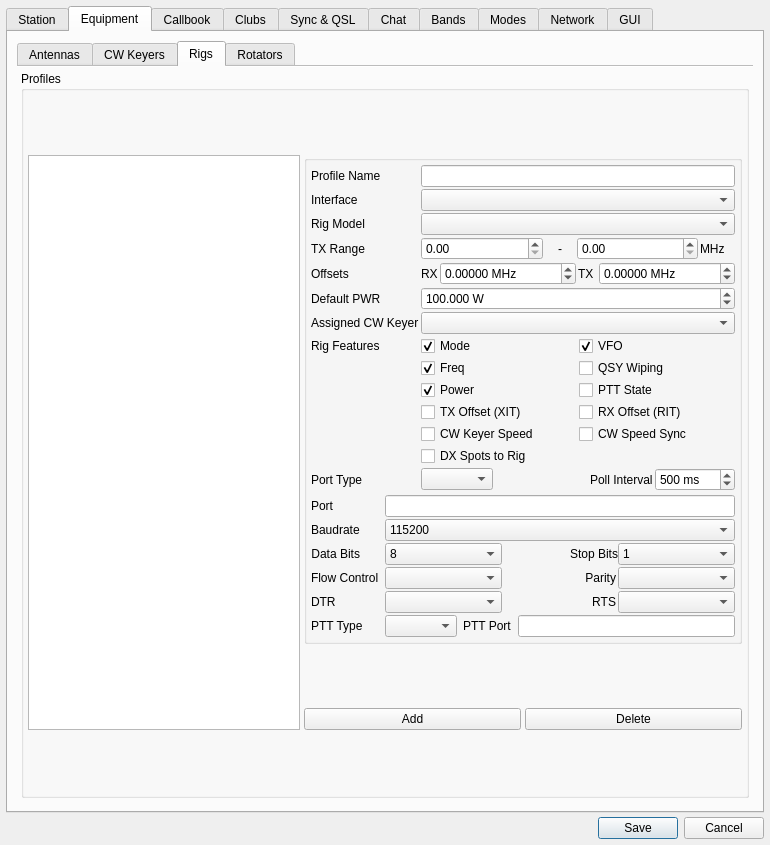
First picture: the form in ui/SettingsDialog.ui, repository aa5sh/QLog, before the edit.
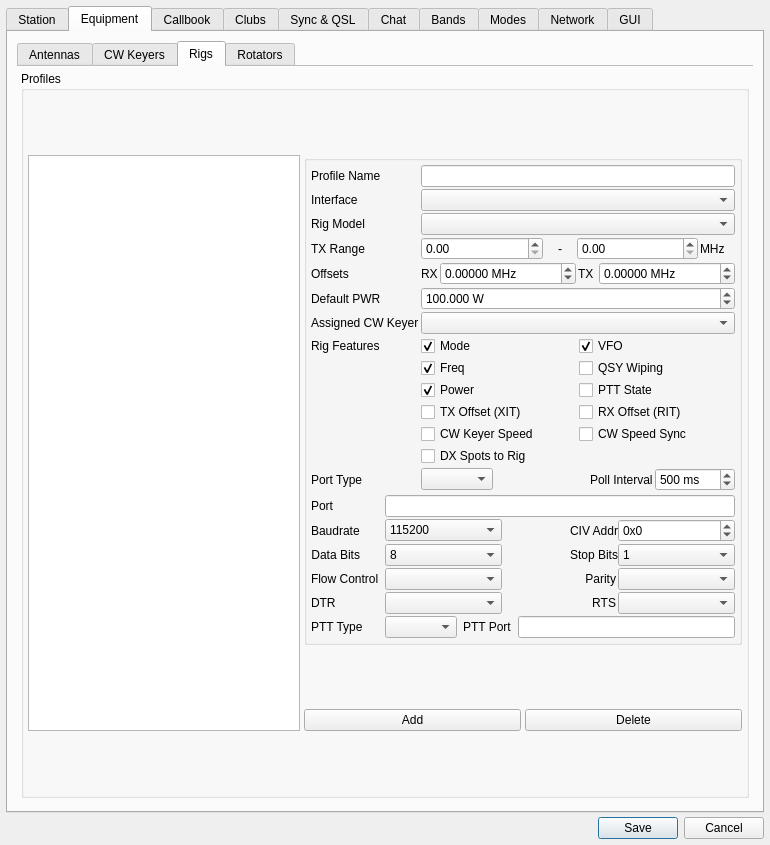
Second picture: the form after the edit. The open tabs and pages were chosen to show the change. Icons and pictures are not drawn. Custom widgets are drawn as their Qt base class.

Commit message: Fixed #747 - Settings: Added support to define CIV Addr for Icom and Ten-Tec

```diff
--- a/ui/SettingsDialog.ui
+++ b/ui/SettingsDialog.ui
@@ -1989,9 +1989,6 @@
                      </item>
                      <item row="2" column="1">
                       <layout class="QHBoxLayout" name="horizontalLayout_26">
-                       <property name="spacing">
-                        <number>6</number>
-                       </property>
                        <item>
                         <widget class="QComboBox" name="rigBaudSelect">
                          <property name="sizePolicy">
@@ -2045,6 +2042,44 @@
                          </item>
                         </widget>
                        </item>
+                       <item>
+                        <widget class="QLabel" name="rigCIVAddrLabel">
+                         <property name="text">
+                          <string>CIV Addr</string>
+                         </property>
+                         <property name="alignment">
+                          <set>Qt::AlignRight|Qt::AlignTrailing|Qt::AlignVCenter</set>
+                         </property>
+                         <property name="margin">
+                          <number>2</number>
+                         </property>
+                        </widget>
+                       </item>
+                       <item>
+                        <widget class="QSpinBox" name="rigCIVAddrSpinBox">
+                         <property name="sizePolicy">
+                          <sizepolicy hsizetype="Preferred" vsizetype="Fixed">
+                           <horstretch>0</horstretch>
+                           <verstretch>0</verstretch>
+                          </sizepolicy>
+                         </property>
+                         <property name="specialValueText">
+                          <string>Auto</string>
+                         </property>
+                         <property name="prefix">
+                          <string notr="true">0x</string>
+                         </property>
+                         <property name="minimum">
+                          <number>-1</number>
+                         </property>
+                         <property name="maximum">
+                          <number>255</number>
+                         </property>
+                         <property name="displayIntegerBase">
+                          <number>16</number>
+                         </property>
+                        </widget>
+                       </item>
                       </layout>
                      </item>
                      <item row="5" column="0">
```
Left out of the diff: 9 changed lines with no effect on the pictures. The commit also changes 10 other files.
